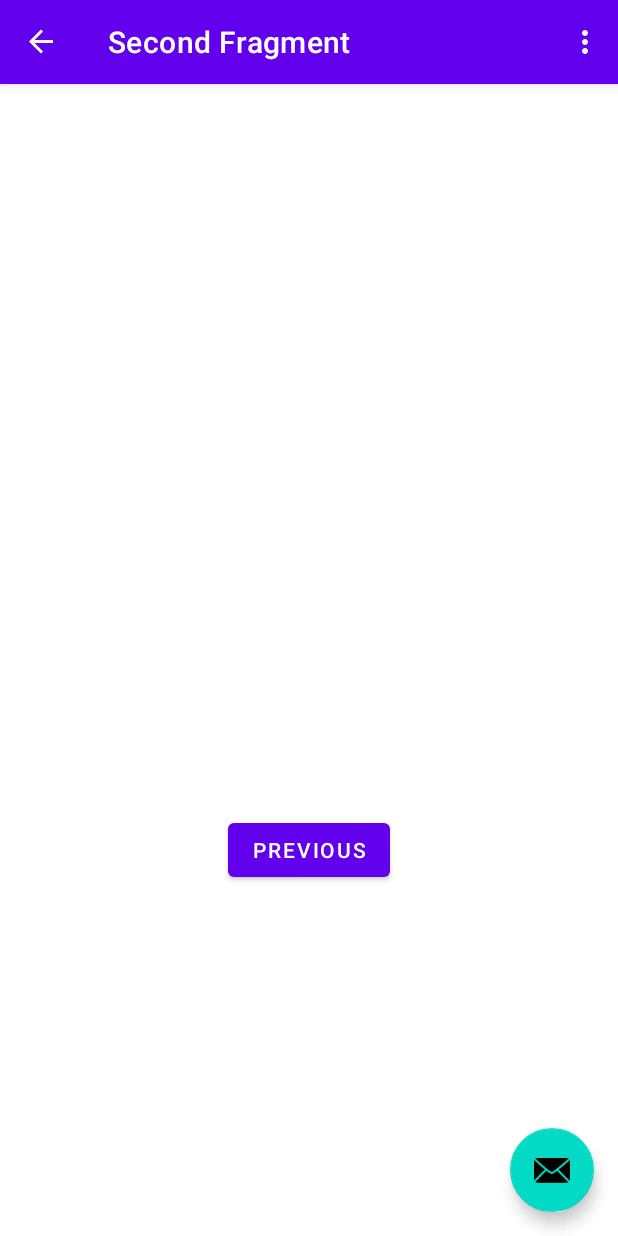
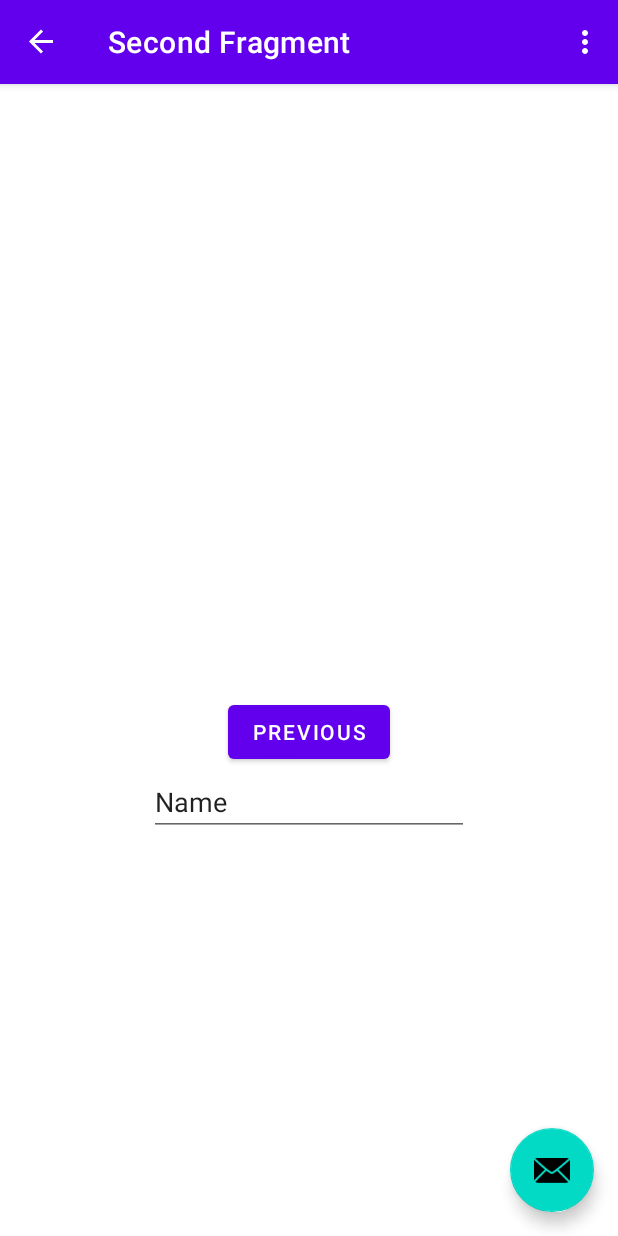
Before and after one commit to bharv410/Dec2021, an Android app: the SecondFragment screen opened through its navigation route, after a tap on "PREVIOUS", on a phone screen of 412 x 824 dp. Run offline under Robolectric (Android 15) with nearby library versions, the phone set to English and light mode, and no system bars; our stand-ins replace navigation-ui; network calls fail; 1 statement that could not run was skipped.

```diff
--- a/app/build.gradle
+++ b/app/build.gradle
@@ -51,6 +51,8 @@ dependencies {
     implementation "org.jetbrains.kotlin:kotlin-stdlib-jdk7:$kotlin_version"
     implementation("com.squareup.okhttp3:okhttp:4.9.3")
     implementation 'org.jetbrains.kotlinx:kotlinx-coroutines-android:1.3.9'
+    implementation 'androidx.lifecycle:lifecycle-viewmodel-ktx:2.2.0'
+
 
 
 }
--- a/app/src/main/AndroidManifest.xml
+++ b/app/src/main/AndroidManifest.xml
@@ -9,6 +9,7 @@
         android:label="@string/app_name"
         android:roundIcon="@mipmap/ic_launcher_round"
         android:supportsRtl="true"
+        android:screenOrientation="sensorLandscape"
         android:theme="@style/Theme.MyFirstApp">
         <activity
             android:name=".MainActivity"
--- a/app/src/main/java/com/example/myfirstapp/second/SecondFragment.kt
+++ b/app/src/main/java/com/example/myfirstapp/second/SecondFragment.kt
@@ -6,6 +6,7 @@ import android.view.LayoutInflater
 import android.view.View
 import android.view.ViewGroup
 import android.widget.TextView
+import androidx.lifecycle.ViewModelProvider
 import androidx.lifecycle.lifecycleScope
 import androidx.navigation.fragment.findNavController
 import com.example.myfirstapp.databinding.FragmentSecondBinding
@@ -23,40 +24,26 @@ class SecondFragment : Fragment() {
 
     private var _binding: FragmentSecondBinding? = null
     private val binding get() = _binding!!
+    private lateinit var secondViewModel: SecondViewModel
 
     override fun onCreateView(
             inflater: LayoutInflater, container: ViewGroup?,
             savedInstanceState: Bundle?
     ): View? {
-
         _binding = FragmentSecondBinding.inflate(inflater, container, false)
+        secondViewModel = ViewModelProvider(this).get(SecondViewModel::class.java)
+        secondViewModel.getResponse().observe(viewLifecycleOwner, {
+            binding.textviewSecond.text = it
+        })
         return binding.root
-
     }
 
     override fun onViewCreated(view: View, savedInstanceState: Bundle?) {
         super.onViewCreated(view, savedInstanceState)
 
         binding.buttonSecond.setOnClickListener {
-
-            viewLifecycleOwner.lifecycleScope.launch (Dispatchers.IO) {
-                val client = OkHttpClient()
-
-                val request = Request.Builder()
-                    .url("https://google-search3.p.rapidapi.com/api/v1/search/q=elon+musk&num=100")
-                    .get()
-                    .addHeader("x-user-agent", "desktop")
-                    .addHeader("x-proxy-location", "US")
-                    .addHeader("x-rapidapi-host", "google-search3.p.rapidapi.com")
-                    .addHeader("x-rapidapi-key", "7d46b461dfmsh6e22844b5beb80ep1789f9jsn05189fc8fe2a")
-                    .build()
-
-                val response = client.newCall(request).execute()
-
-                activity?.runOnUiThread {
-                    binding.textviewSecond.text = response.message
-                }
-            }
+            var searchTerm = binding.editTextSearch.text.toString()
+            secondViewModel.fetchGoogle(searchTerm)
         }
     }
 
--- a/app/src/main/java/com/example/myfirstapp/second/SecondViewModel.kt
+++ b/app/src/main/java/com/example/myfirstapp/second/SecondViewModel.kt
@@ -2,10 +2,39 @@ package com.example.myfirstapp.second
 
 import androidx.lifecycle.MutableLiveData
 import androidx.lifecycle.ViewModel
+import androidx.lifecycle.lifecycleScope
+import androidx.lifecycle.viewModelScope
+import kotlinx.coroutines.Dispatchers
+import kotlinx.coroutines.launch
+import okhttp3.OkHttpClient
+import okhttp3.Request
 
 class SecondViewModel : ViewModel() {
 
-    lateinit var _responseLiveData : MutableLiveData<String>
+    private var _responseLiveData : MutableLiveData<String> = MutableLiveData("")
 
 
+    fun fetchGoogle(term : String){
+        viewModelScope.launch (Dispatchers.IO) {
+            val client = OkHttpClient()
+
+            var url = "https://google-search3.p.rapidapi.com/api/v1/search/q=" + term + "&num=50"
+            val request = Request.Builder()
+                .url(url)
+                .get()
+                .addHeader("x-user-agent", "desktop")
+                .addHeader("x-proxy-location", "US")
+                .addHeader("x-rapidapi-host", "google-search3.p.rapidapi.com")
+                .addHeader("x-rapidapi-key", "7d46b461dfmsh6e22844b5beb80ep1789f9jsn05189fc8fe2a")
+                .build()
+
+            val response = client.newCall(request).execute()
+
+            _responseLiveData.postValue(response.body?.string())
+        }
+    }
+
+    fun getResponse(): MutableLiveData<String>{
+        return _responseLiveData
+    }
 }
--- a/app/src/main/res/layout/fragment_second.xml
+++ b/app/src/main/res/layout/fragment_second.xml
@@ -1,28 +1,45 @@
 <?xml version="1.0" encoding="utf-8"?>
-<androidx.constraintlayout.widget.ConstraintLayout xmlns:android="http://schemas.android.com/apk/res/android"
+<ScrollView
+    android:layout_width="match_parent"
+    android:layout_height="match_parent"
+    xmlns:android="http://schemas.android.com/apk/res/android"
     xmlns:app="http://schemas.android.com/apk/res-auto"
     xmlns:tools="http://schemas.android.com/tools"
+    tools:context=".second.SecondFragment"
+    android:fillViewport="true">
+
+<androidx.constraintlayout.widget.ConstraintLayout
     android:layout_width="match_parent"
-    android:layout_height="match_parent"
-    tools:context=".second.SecondFragment">
+    android:layout_height="wrap_content">
 
+    <TextView
+        android:id="@+id/textview_second"
+        android:layout_width="wrap_content"
+        android:layout_height="match_parent"
+        app:layout_constraintBottom_toTopOf="parent"
+        app:layout_constraintEnd_toEndOf="parent"
+        app:layout_constraintStart_toStartOf="parent"
+        app:layout_constraintTop_toTopOf="parent" />
     <Button
         android:id="@+id/button_second"
         android:layout_width="wrap_content"
         android:layout_height="wrap_content"
         android:text="@string/previous"
-        app:layout_constraintBottom_toBottomOf="parent"
+        android:layout_marginTop="24dp"
         app:layout_constraintEnd_toEndOf="parent"
         app:layout_constraintStart_toStartOf="parent"
         app:layout_constraintTop_toBottomOf="@id/textview_second" />
 
-    <TextView
-        android:id="@+id/textview_second"
+    <EditText
+        android:id="@+id/editTextSearch"
         android:layout_width="wrap_content"
         android:layout_height="wrap_content"
-        app:layout_constraintBottom_toTopOf="@id/button_second"
+        android:ems="10"
+        android:inputType="textPersonName"
+        android:text="Name"
         app:layout_constraintEnd_toEndOf="parent"
         app:layout_constraintStart_toStartOf="parent"
-        app:layout_constraintTop_toTopOf="parent" />
+        app:layout_constraintTop_toBottomOf="@+id/button_second" />
 
 </androidx.constraintlayout.widget.ConstraintLayout>
+</ScrollView>
```
